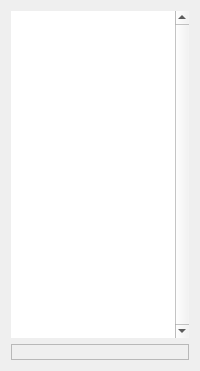
First picture: the form in ui/variationswidget.ui, repository bitsed/qosmic, before the edit.
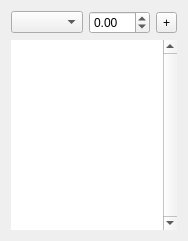
Second picture: the form after the edit. Custom widgets are drawn as their Qt base class.

```diff
--- a/ui/variationswidget.ui
+++ b/ui/variationswidget.ui
@@ -6,14 +6,41 @@
    <rect>
     <x>0</x>
     <y>0</y>
-    <width>200</width>
-    <height>371</height>
+    <width>182</width>
+    <height>241</height>
    </rect>
   </property>
   <property name="windowTitle">
    <string>Variations</string>
   </property>
-  <layout class="QVBoxLayout" name="verticalLayout">
+  <layout class="QVBoxLayout" name="verticalLayout" stretch="0,1">
+   <item>
+    <layout class="QHBoxLayout" name="horizontalLayout" stretch="1,0,0">
+     <item>
+      <widget class="QComboBox" name="m_variationSelector"/>
+     </item>
+     <item>
+      <widget class="DoubleValueEditor" name="m_variationValueEditor">
+       <property name="minimum">
+        <double>-99.000000000000000</double>
+       </property>
+       <property name="maximum">
+        <double>99.000000000000000</double>
+       </property>
+      </widget>
+     </item>
+     <item>
+      <widget class="QToolButton" name="m_applyButton">
+       <property name="toolTip">
+        <string>apply value</string>
+       </property>
+       <property name="text">
+        <string>+</string>
+       </property>
+      </widget>
+     </item>
+    </layout>
+   </item>
    <item>
     <widget class="VarsTableWidget" name="m_variationsTable">
      <property name="sizePolicy">
@@ -33,37 +60,14 @@
      </property>
     </widget>
    </item>
-   <item>
-    <widget class="QLabel" name="m_varListLabel">
-     <property name="sizePolicy">
-      <sizepolicy hsizetype="Minimum" vsizetype="Maximum">
-       <horstretch>0</horstretch>
-       <verstretch>0</verstretch>
-      </sizepolicy>
-     </property>
-     <property name="minimumSize">
-      <size>
-       <width>1</width>
-       <height>1</height>
-      </size>
-     </property>
-     <property name="frameShape">
-      <enum>QFrame::StyledPanel</enum>
-     </property>
-     <property name="frameShadow">
-      <enum>QFrame::Sunken</enum>
-     </property>
-     <property name="text">
-      <string/>
-     </property>
-     <property name="textFormat">
-      <enum>Qt::PlainText</enum>
-     </property>
-    </widget>
-   </item>
   </layout>
  </widget>
  <customwidgets>
+  <customwidget>
+   <class>DoubleValueEditor</class>
+   <extends>QDoubleSpinBox</extends>
+   <header>doublevalueeditor.h</header>
+  </customwidget>
   <customwidget>
    <class>VarsTableWidget</class>
    <extends>QTreeView</extends>
```
